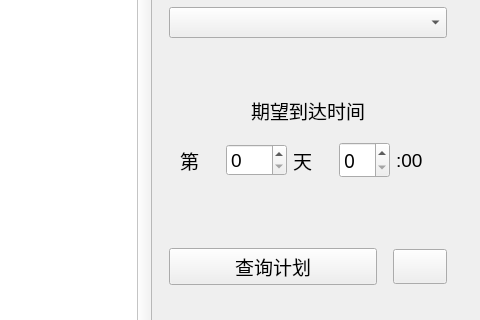
Old version of the form source_code/MainWindow.ui in the repository lennon624/travel-system; both pictures show x 617 to 1097 and y 244 to 564 of the 1097 by 855 pixel window.
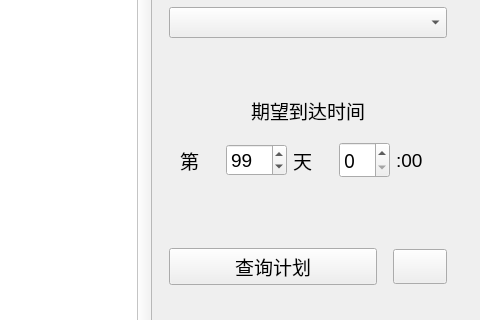
New version of the form. Icons and pictures are not drawn.

Patch:
```diff
--- a/source_code/MainWindow.ui
+++ b/source_code/MainWindow.ui
@@ -451,6 +451,9 @@
                 <property name="maximum">
                  <number>365</number>
                 </property>
+                <property name="value">
+                 <number>99</number>
+                </property>
                </widget>
               </item>
               <item>
```
